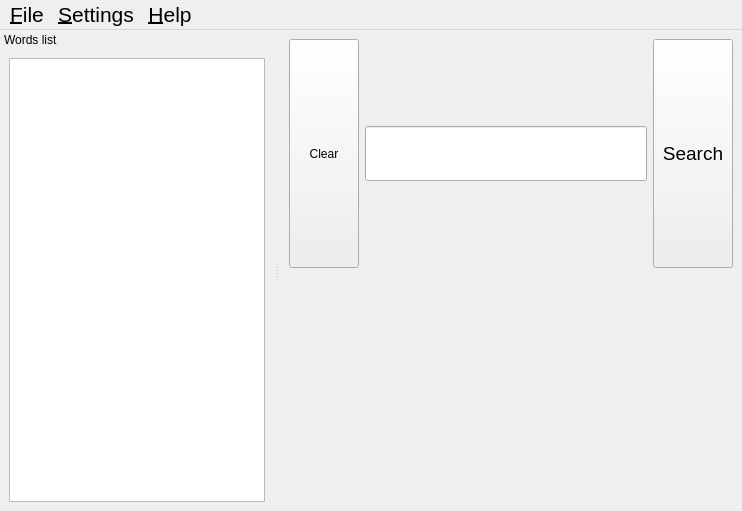
Above: qstardict/mainwindow.ui from FBergeron/qstardict before the change. Below: the same form after it.
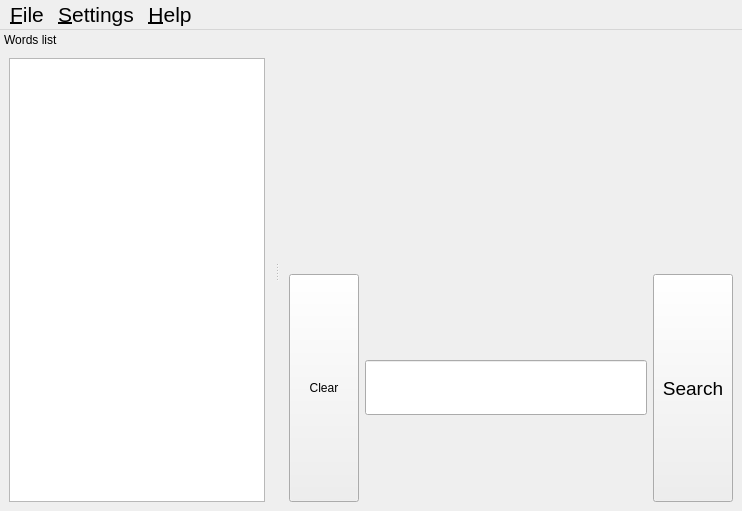
That is the form after the change. Icons and pictures are not drawn. Custom widgets are drawn as their Qt base class.

The edit to the form file:
```diff
--- a/qstardict/mainwindow.ui
+++ b/qstardict/mainwindow.ui
@@ -25,7 +25,7 @@
     <property name="spacing">
      <number>6</number>
     </property>
-    <item row="0" column="0">
+    <item row="1" column="0">
      <layout class="QHBoxLayout">
       <property name="spacing">
        <number>6</number>
@@ -125,7 +125,7 @@
       </item>
      </layout>
     </item>
-    <item row="1" column="0">
+    <item row="0" column="0">
      <widget class="DictWidget" name="translationView" native="true"/>
     </item>
    </layout>
```
Left out of the diff: 30 changed lines with no effect on the pictures.
